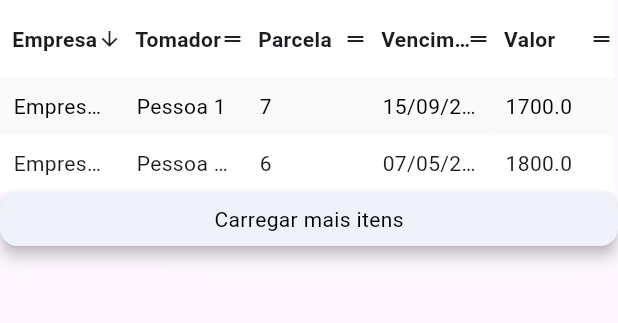
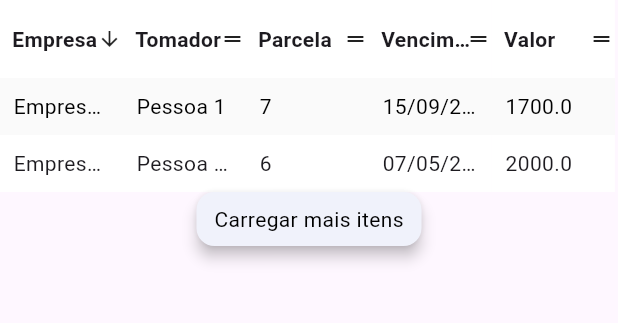
Before and after one commit to phalmeidal/mega_grid, a Flutter app: the screen it shows after launch, after a tap on "Empresa", on a phone screen of 412 x 824 dp, the part 84-407 px from its top. Run offline on Flutter 3.47's test engine with Material 3 defaults, Android fonts, the phone set to English and light mode, and no system bars.

Commit message:
Add width in customLoadButton

```diff
--- a/example/lib/main.dart
+++ b/example/lib/main.dart
@@ -29,21 +29,21 @@ class _MyAppState extends State<MyApp> {
       {'company': 'Empresa 3', 'borrower': 'Pessoa 3', 'installment': 2, 'deadline': '01/01/2025', 'value': 3400.0},
       {'company': 'Empresa 4', 'borrower': 'Pessoa 4', 'installment': 5, 'deadline': '01/04/2026', 'value': 7100.0},
       {'company': 'Empresa 5', 'borrower': 'Pessoa 5', 'installment': 6, 'deadline': '07/05/2026', 'value': 1800.0},
-      {'company': 'Empresa 6', 'borrower': 'Pessoa 6', 'installment': 7, 'deadline': '15/09/2026', 'value': 1700.0},
-      {'company': 'Empresa 7', 'borrower': 'Pessoa 7', 'installment': 3, 'deadline': '30/02/2026', 'value': 5000.0},
-      {'company': 'Empresa 8', 'borrower': 'Pessoa 8', 'installment': 2, 'deadline': '01/01/2025', 'value': 3400.0},
-      {'company': 'Empresa 9', 'borrower': 'Pessoa 9', 'installment': 5, 'deadline': '01/04/2026', 'value': 7100.0},
-      {'company': 'Empresa 10', 'borrower': 'Pessoa 10', 'installment': 6, 'deadline': '07/05/2026', 'value': 1800.0},
-      {'company': 'Empresa 11', 'borrower': 'Pessoa 11', 'installment': 7, 'deadline': '15/09/2026', 'value': 1700.0},
-      {'company': 'Empresa 12', 'borrower': 'Pessoa 12', 'installment': 3, 'deadline': '30/02/2026', 'value': 5000.0},
-      {'company': 'Empresa 13', 'borrower': 'Pessoa 13', 'installment': 2, 'deadline': '01/01/2025', 'value': 3400.0},
-      {'company': 'Empresa 14', 'borrower': 'Pessoa 14', 'installment': 5, 'deadline': '01/04/2026', 'value': 7100.0},
-      {'company': 'Empresa 15', 'borrower': 'Pessoa 15', 'installment': 6, 'deadline': '07/05/2026', 'value': 1800.0},
-      {'company': 'Empresa 16', 'borrower': 'Pessoa 16', 'installment': 7, 'deadline': '15/09/2026', 'value': 1700.0},
-      {'company': 'Empresa 17', 'borrower': 'Pessoa 17', 'installment': 3, 'deadline': '30/02/2026', 'value': 5000.0},
-      {'company': 'Empresa 18', 'borrower': 'Pessoa 18', 'installment': 2, 'deadline': '01/01/2025', 'value': 3400.0},
-      {'company': 'Empresa 19', 'borrower': 'Pessoa 19', 'installment': 5, 'deadline': '01/04/2026', 'value': 7100.0},
-      {'company': 'Empresa 20', 'borrower': 'Pessoa 20', 'installment': 6, 'deadline': '07/05/2026', 'value': 1800.0},
+      {'company': 'Empresa 6', 'borrower': 'Pessoa 6', 'installment': 7, 'deadline': '15/09/2026', 'value': 1600.0},
+      {'company': 'Empresa 7', 'borrower': 'Pessoa 7', 'installment': 3, 'deadline': '30/02/2026', 'value': 4900.0},
+      {'company': 'Empresa 8', 'borrower': 'Pessoa 8', 'installment': 2, 'deadline': '01/01/2025', 'value': 3300.0},
+      {'company': 'Empresa 9', 'borrower': 'Pessoa 9', 'installment': 5, 'deadline': '01/04/2026', 'value': 7000.0},
+      {'company': 'Empresa 10', 'borrower': 'Pessoa 10', 'installment': 6, 'deadline': '07/05/2026', 'value': 2000.0},
+      {'company': 'Empresa 11', 'borrower': 'Pessoa 11', 'installment': 7, 'deadline': '15/09/2026', 'value': 1900.0},
+      {'company': 'Empresa 12', 'borrower': 'Pessoa 12', 'installment': 3, 'deadline': '30/02/2026', 'value': 5200.0},
+      {'company': 'Empresa 13', 'borrower': 'Pessoa 13', 'installment': 2, 'deadline': '01/01/2025', 'value': 3600.0},
+      {'company': 'Empresa 14', 'borrower': 'Pessoa 14', 'installment': 5, 'deadline': '01/04/2026', 'value': 7300.0},
+      {'company': 'Empresa 15', 'borrower': 'Pessoa 15', 'installment': 6, 'deadline': '07/05/2026', 'value': 2100.0},
+      {'company': 'Empresa 16', 'borrower': 'Pessoa 16', 'installment': 7, 'deadline': '15/09/2026', 'value': 2000.0},
+      {'company': 'Empresa 17', 'borrower': 'Pessoa 17', 'installment': 3, 'deadline': '30/02/2026', 'value': 5300.0},
+      {'company': 'Empresa 18', 'borrower': 'Pessoa 18', 'installment': 2, 'deadline': '01/01/2025', 'value': 3700.0},
+      {'company': 'Empresa 19', 'borrower': 'Pessoa 19', 'installment': 5, 'deadline': '01/04/2026', 'value': 7400.0},
+      {'company': 'Empresa 20', 'borrower': 'Pessoa 20', 'installment': 6, 'deadline': '07/05/2026', 'value': 2200.0},
     ];
 
     return MaterialApp(
@@ -102,6 +102,7 @@ Widget customLoadButton(VoidCallback onTap) {
     child: GestureDetector(
       onTap: onTap,
       child: Container(
+        width: 150,
         padding: const EdgeInsets.all(8),
         decoration: BoxDecoration(
           color: const Color.fromARGB(255, 114, 200, 219).withOpacity(0.1),
```
